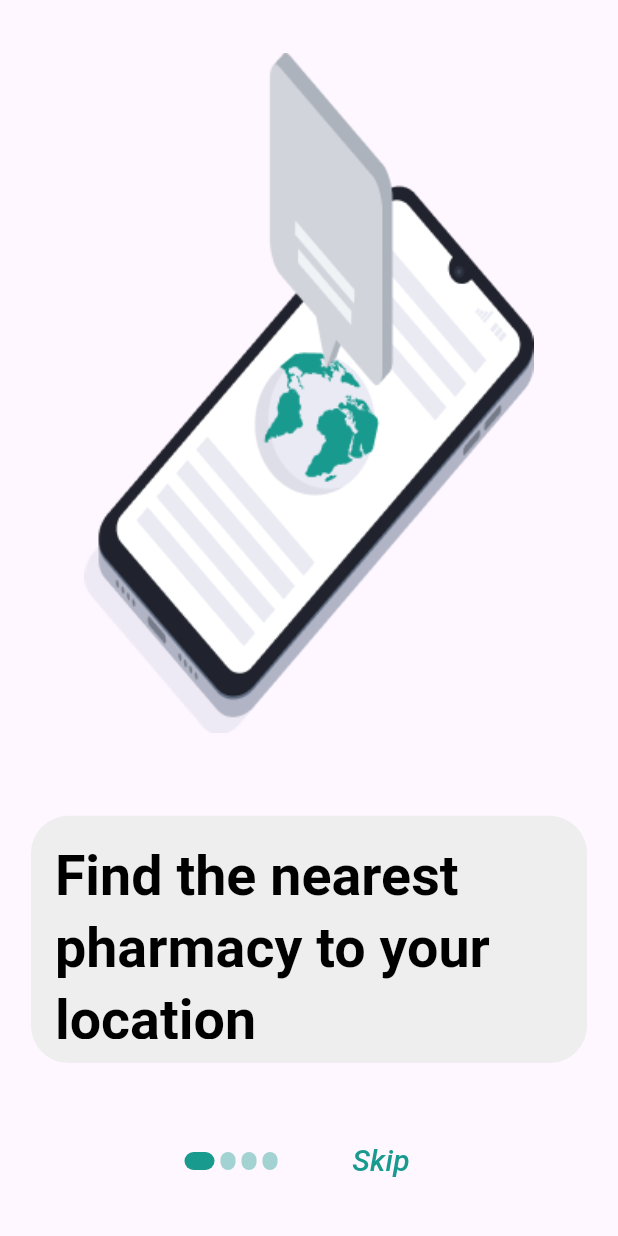
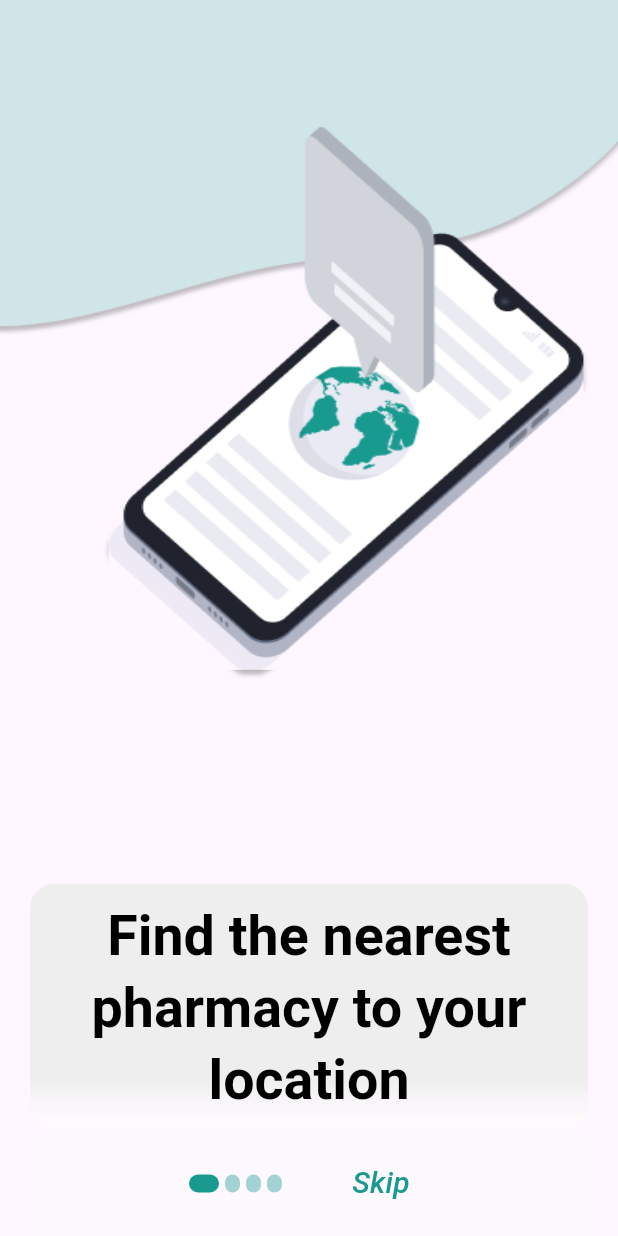
Before and after one commit to YaraShehadeh/pharma_ease, a Flutter app: the screen it shows after launch, on a phone screen of 412 x 824 dp. Run offline on Flutter 3.47's test engine with Material 3 defaults, Android fonts, the phone set to English and light mode, and no system bars; our stand-ins replace google_fonts, google_maps_flutter, location; missing offline and left inert: flutter_barcode_scanner.

Commit message:
modified all the images in the onboarding screens to include the blobs, modified the description container to include a gradient and blend in to the bottom of the screen (like figma).

```diff
--- a/lib/src/ui/screens/onboarding_screen.dart
+++ b/lib/src/ui/screens/onboarding_screen.dart
@@ -44,16 +44,37 @@ class _OnBoardingScreenState extends State<OnBoardingScreen> {
                       Navigator.pushReplacement(
                         context,
                         MaterialPageRoute(
-                            builder: (context) => const MapPage()));
+                          builder: (context) => const MapPage(),
+                        ),
+                      );
                     });
                   }
                 },
                 itemBuilder: (context, index) => OnBoardContent(
                   image: onboarding_data[index].image,
                   description: onboarding_data[index].description,
-                  )),
                 ),
-        Row(
+              ),
+            ),
+            Builder(
+              builder: (BuildContext stackContext) {
+                return Padding(
+                    padding: const EdgeInsets.symmetric(horizontal: 16.0),
+                    child: Container(
+                      width:MediaQuery.of(context).size.width*1.1,
+                      decoration: BoxDecoration(
+                        gradient: LinearGradient(
+                          begin: Alignment(0.0, 1),
+                          end: Alignment(0, 1),
+                          colors: [
+                            Colors.grey.shade100,
+                            Colors.white30,
+                          ],
+                          stops: [3, 7], // Adjust stops for alignment
+                        ),
+                      ),
+                      height: 70, // Adjust the height as needed
+                      child: Row(
                         mainAxisAlignment: MainAxisAlignment.center,
                         children: [
                           ...List.generate(
@@ -63,29 +84,39 @@ class _OnBoardingScreenState extends State<OnBoardingScreen> {
                               child: DotIndicator(
                                 isActive: index == _pageIndex,
                               ),
-                    )),
+                            ),
+                          ),
                           const SizedBox(width: 30),
-            SizedBox(
-                height: 100,
-                width: 70,
-                child: TextButton(
+                          TextButton(
                             child: const Text(
                               "Skip",
-                    style: TextStyle(fontStyle: FontStyle.italic
-                    ,fontWeight: FontWeight.w500,color: pharmaGreenColor,fontSize:20),
+                              style: TextStyle(
+                                fontStyle: FontStyle.italic,
+                                fontWeight: FontWeight.w500,
+                                color: pharmaGreenColor,
+                                fontSize: 20,
+                              ),
                             ),
                             onPressed: () {
                               Navigator.pushReplacement(
-                        context,
+                                stackContext,
                                 MaterialPageRoute(
-                            builder: (context) => const MapPage()));
+                                  builder: (context) => const MapPage(),
+                                ),
+                              );
                             },
-                )
                           ),
                         ],
-        )
+                      ),
+                    ),
+
+                );
+              },
+            ),
           ],
-    )));
+        ),
+      ),
+    );
   }
 }
 
@@ -152,40 +183,43 @@ class OnBoardContent extends StatelessWidget {
   @override
   Widget build(BuildContext context) {
     double screenWidth = MediaQuery.of(context).size.width;
+
     return LayoutBuilder(
       builder: (context, constraints) {
-        double screenWidth = constraints.maxWidth;
-        return Column(
+
+        return Stack(
           children: [
-            const Spacer(),
-            // const SizedBox(height:1),
-            Padding(
-              padding: const EdgeInsets.only(top: 20.0),
-              child: Image.asset(
+            Image.asset(
               image,
               height: screenWidth * 1.1,
               width: screenWidth * 1.1,
-                fit: BoxFit.contain,
+              fit: BoxFit.fill,
+            ),
+            Positioned(
+              bottom: 0,
+              left: 20,
+              right: 20,
+              child: Container(
+                width: screenWidth*1.1,
+                decoration: BoxDecoration(
+                  borderRadius: BorderRadius.circular(16),
+                  gradient: LinearGradient(
+                    begin: Alignment(0.0, -0.4),
+                    end: Alignment(0.0, 1.0),
+                    colors: [
+                      Colors.grey.shade200,
+                      Colors.white30,
+                    ],
+                    stops: [0.7, 1.0], // Adjust stops for alignment
                   ),
                 ),
-            const Spacer(),
-            // const SizedBox(
-            //   height: 50,
-            // ),
-            Padding(
-              padding: const EdgeInsets.only(top: 40.0),
-              child: Container(
-                decoration: BoxDecoration(
-                  color: Colors.grey.shade200,
-                  borderRadius: BorderRadius.circular(25),
-                ),
                 height: screenWidth * 0.4,
-                width: screenWidth * 0.9,
-                padding: const EdgeInsets.all(16),
                 child: Center(
+                  child: Padding(
+                    padding: const EdgeInsets.all(5.0),
                     child: Text(
                       description,
-                    textAlign: TextAlign.start,
+                      textAlign: TextAlign.center,
                       style: Theme.of(context).textTheme.headlineMedium?.copyWith(
                         fontWeight: FontWeight.w700,
                         color: Colors.black,
@@ -195,7 +229,7 @@ class OnBoardContent extends StatelessWidget {
                   ),
                 ),
               ),
-            const Spacer(),
+            ),
           ],
         );
       },
```
Also changed, not shown: assets/images/onboarding_image_1.png, assets/images/onboarding_image_2.png, assets/images/onboarding_image_3.png, assets/images/onboarding_image_4.png. Lines whose indentation alone changed are shown as unchanged.
